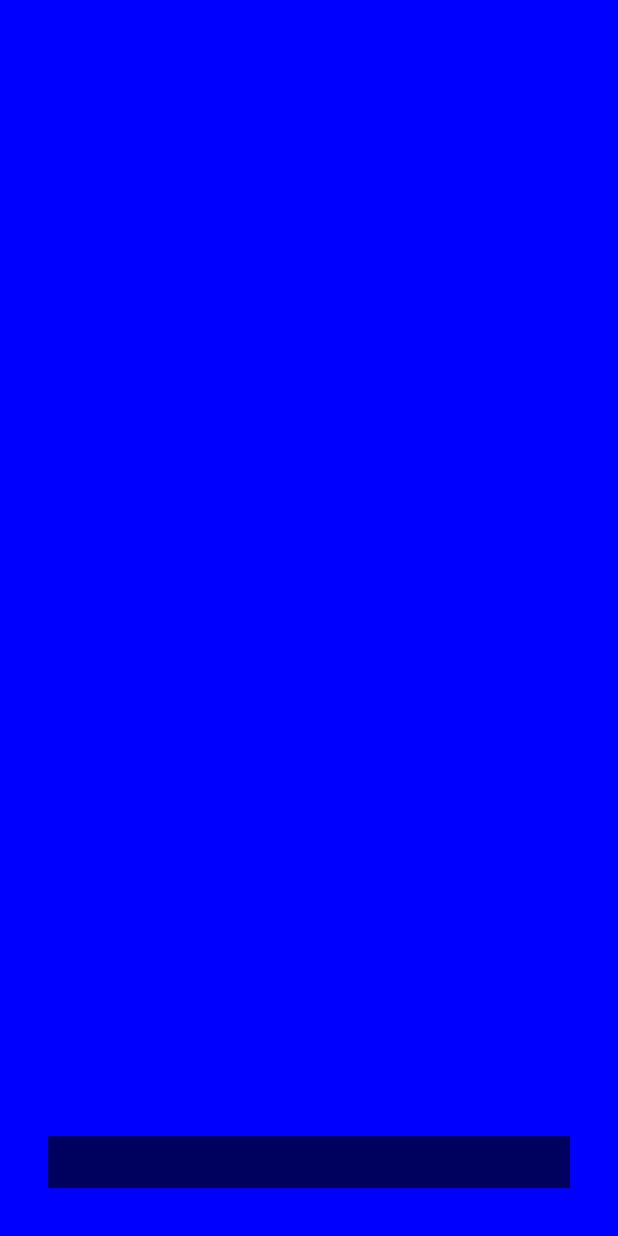
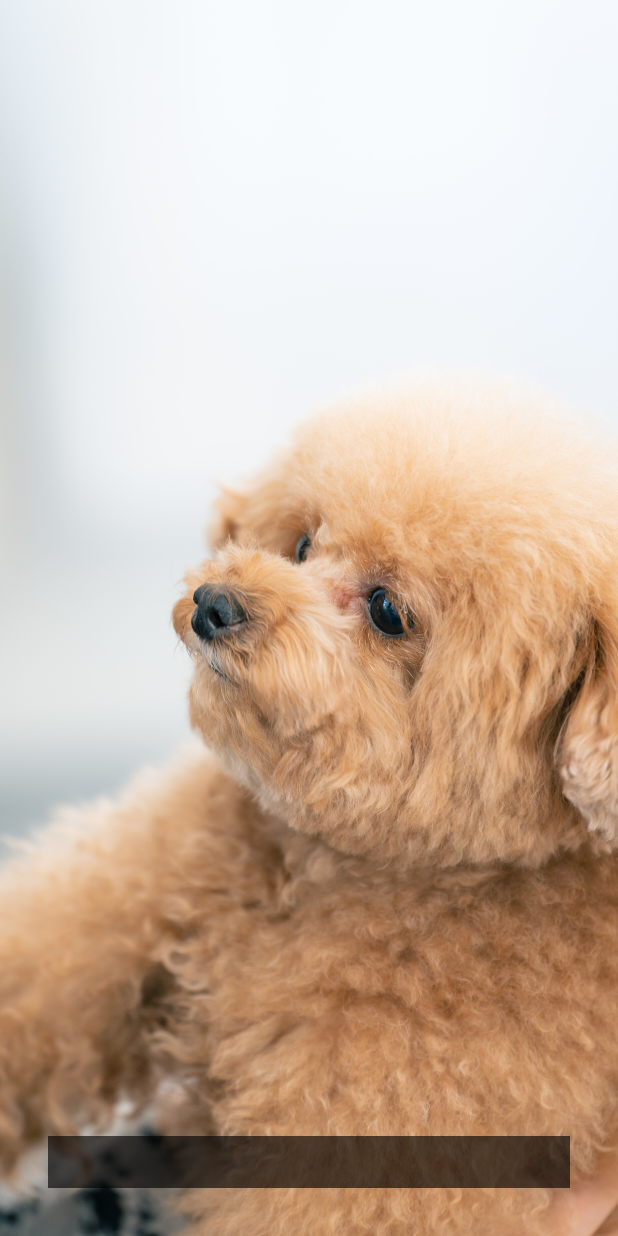
Before and after one commit to yox2yox/Movie, an Android app built with Jetpack Compose: the screen it shows after launch (MainActivity), on a phone screen of 412 x 824 dp. Run offline under Robolectric (Android 15) with nearby library versions, the phone set to English and light mode, and no system bars.

Commit message:
画像差し込み

```diff
--- a/app/src/main/java/com/ingentity/movie/ui/home/HomePage.kt
+++ b/app/src/main/java/com/ingentity/movie/ui/home/HomePage.kt
@@ -3,6 +3,7 @@ package com.ingentity.movie.ui.home
 import android.speech.tts.TextToSpeech
 import android.speech.tts.UtteranceProgressListener
 import android.widget.Toast
+import androidx.compose.foundation.Image
 import androidx.compose.foundation.background
 import androidx.compose.foundation.layout.Box
 import androidx.compose.foundation.layout.fillMaxSize
@@ -14,29 +15,32 @@ import androidx.compose.ui.Alignment
 import androidx.compose.ui.Modifier
 import androidx.compose.ui.graphics.Color
 import androidx.compose.ui.graphics.RectangleShape
+import androidx.compose.ui.layout.ContentScale
 import androidx.compose.ui.platform.LocalContext
+import androidx.compose.ui.res.painterResource
 import androidx.compose.ui.text.font.FontWeight
 import androidx.compose.ui.tooling.preview.Preview
 import androidx.compose.ui.unit.dp
 import androidx.compose.ui.unit.sp
 import androidx.core.os.bundleOf
+import com.ingentity.movie.R
 
 @Composable
 fun HomePage() {
 
     val context = LocalContext.current
-    var backgroundColor by remember {
-        mutableStateOf(Color.Blue)
+    var backgroundImage by remember {
+        mutableStateOf(R.drawable.tp_1)
     }
     var text by remember {
         mutableStateOf("")
     }
-    val speechData = mapOf<String, Pair<Color, String>>(
-        "speak0" to (Color.Blue to "そんな不気味で薄暗い道を2つのライトがゆっくりと進んでいく。"),
-        "speak1" to (Color.Red to "辺りをライトで照らして安堵するリュウ。リュウ「はあ、じゃあ帰ろう。もう今日は終わりだ」"),
-        "speak2" to (Color.Green to "天魔「ここが音楽室だね」"),
-        "speak3" to (Color.Black to "天魔は持っていたライトで音楽室の看板を照らした。"),
-        "speak4" to (Color.Gray to "リュウ「なあ、もう帰ろうぜ……？」怯えた声で天魔にすがるリュウ。")
+    val speechData = mapOf(
+        "speak0" to (R.drawable.tp_1 to "そんな不気味で薄暗い道を2つのライトがゆっくりと進んでいく。"),
+        "speak1" to (R.drawable.tp_1 to "辺りをライトで照らして安堵するリュウ。リュウ「はあ、じゃあ帰ろう。もう今日は終わりだ」"),
+        "speak2" to (R.drawable.tp_1 to "天魔「ここが音楽室だね」"),
+        "speak3" to (R.drawable.tp_2 to "天魔は持っていたライトで音楽室の看板を照らした。"),
+        "speak4" to (R.drawable.tp_2 to "リュウ「なあ、もう帰ろうぜ……？」怯えた声で天魔にすがるリュウ。")
     )
     LaunchedEffect(key1 = Unit, block = {
         var textToSpeech: TextToSpeech? = null
@@ -46,7 +50,7 @@ fun HomePage() {
                     override fun onStart(p0: String?) {
                         val data = speechData.get(p0)
                         if (data != null) {
-                            backgroundColor = data.first
+                            backgroundImage = data.first
                             text = data.second
                         }
                     }
@@ -73,8 +77,13 @@ fun HomePage() {
     Box(
         modifier = Modifier
             .fillMaxSize()
-            .background(backgroundColor)
     ) {
+        Image(
+            painter = painterResource(id = backgroundImage),
+            contentDescription = null,
+            modifier = Modifier.fillMaxSize(),
+            contentScale = ContentScale.Crop
+        )
         Box(
             modifier = Modifier
                 .align(Alignment.BottomCenter)
```
Also changed, not shown: app/src/main/res/drawable/tp_1.jpg (added), app/src/main/res/drawable/tp_2.jpg (added).
